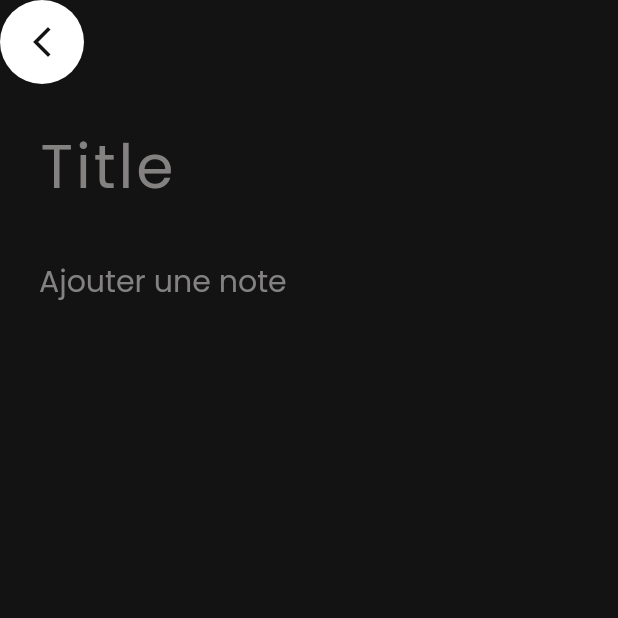
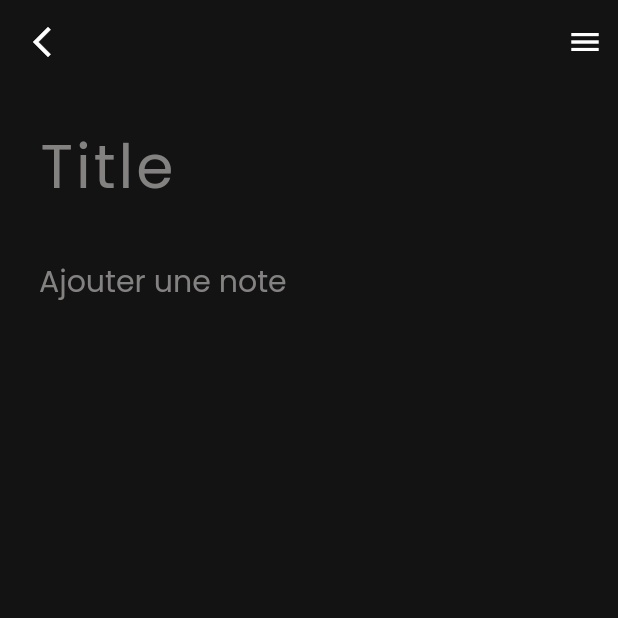
Before and after one commit to PrinceLeBon/note_app, a Flutter app: the screen it shows after launch, after a tap on the "add" icon, on a phone screen of 412 x 824 dp, the top half of it. Run offline on Flutter 3.47's test engine with Material 2 defaults, Android fonts, the phone set to English and light mode, and no system bars; our stand-ins replace google_fonts.

Commit message:
Add Gap widget

```diff
--- a/lib/presentation/screens/firstpage.dart
+++ b/lib/presentation/screens/firstpage.dart
@@ -1,8 +1,8 @@
 import 'package:flutter/material.dart';
-import 'package:flutter/rendering.dart';
 import 'package:note_app/presentation/widgets/google_text.dart';
 import 'package:note_app/presentation/widgets/hashtags.dart';
 import 'package:note_app/presentation/widgets/note.dart';
+import '../widgets/gap.dart';
 
 class FirstPage extends StatefulWidget {
   const FirstPage({super.key});
@@ -26,9 +26,7 @@ class _FirstPageState extends State<FirstPage> {
               fontSize: 50,
               fontWeight: true,
             ),
-            Container(
-              height: 10,
-            ),
+            const Gap(horizontalAlign: false, gap: 10),
             SizedBox(
               height: 40,
               child: ListView.builder(
@@ -40,9 +38,7 @@ class _FirstPageState extends State<FirstPage> {
                     );
                   }),
             ),
-            Container(
-              width: 10,
-            ),
+            const Gap(horizontalAlign: false, gap: 10),
             ListView.builder(
                 physics: const NeverScrollableScrollPhysics(),
                 shrinkWrap: true,
--- a/lib/presentation/screens/homepage.dart
+++ b/lib/presentation/screens/homepage.dart
@@ -3,6 +3,7 @@ import 'package:note_app/presentation/screens/firstpage.dart';
 import 'package:note_app/presentation/screens/new_note.dart';
 import 'package:note_app/presentation/widgets/google_text.dart';
 import '../../utils/constants.dart';
+import '../widgets/gap.dart';
 
 class MyHomePage extends StatefulWidget {
   const MyHomePage({super.key});
@@ -21,11 +22,9 @@ class _MyHomePageState extends State<MyHomePage> {
         ),
         title: const GoogleText(text: "Hi, Prince Le Bon"),
         elevation: 0,
-        actions: [
-          const Icon(Icons.search),
-          Container(
-            width: 10,
-          )
+        actions: const [
+          Icon(Icons.search),
+          Gap(horizontalAlign: true, gap: 10),
         ],
       ),
       body: const FirstPage(),
--- a/lib/presentation/screens/new_note.dart
+++ b/lib/presentation/screens/new_note.dart
@@ -1,7 +1,6 @@
 import 'package:flutter/material.dart';
-import 'package:google_fonts/google_fonts.dart';
 import 'package:note_app/presentation/widgets/custom_text_field.dart';
-import 'package:note_app/utils/constants.dart';
+import 'package:note_app/presentation/widgets/gap.dart';
 
 class NewNote extends StatefulWidget {
   const NewNote({super.key});
@@ -18,13 +17,13 @@ class _NewNoteState extends State<NewNote> {
   Widget build(BuildContext context) {
     return Scaffold(
       appBar: AppBar(
-        leading: CircleAvatar(
-          backgroundColor: whiteColor,
-          child: Icon(
-            Icons.arrow_back_ios_new,
-            color: blackColor,
-          ),
+        leading: const Icon(
+          Icons.arrow_back_ios_new,
         ),
+        actions: const [
+          Icon(Icons.menu),
+          Gap(horizontalAlign: true, gap: 10),
+        ],
         elevation: 0,
       ),
       body: Padding(
--- /dev/null
+++ b/lib/presentation/widgets/gap.dart
@@ -0,0 +1,13 @@
+import 'package:flutter/material.dart';
+
+class Gap extends StatelessWidget {
+  final bool horizontalAlign;
+  final double gap;
+
+  const Gap({super.key, required this.horizontalAlign, required this.gap});
+
+  @override
+  Widget build(BuildContext context) {
+    return horizontalAlign ? Container(width: gap) : Container(height: gap);
+  }
+}
```
